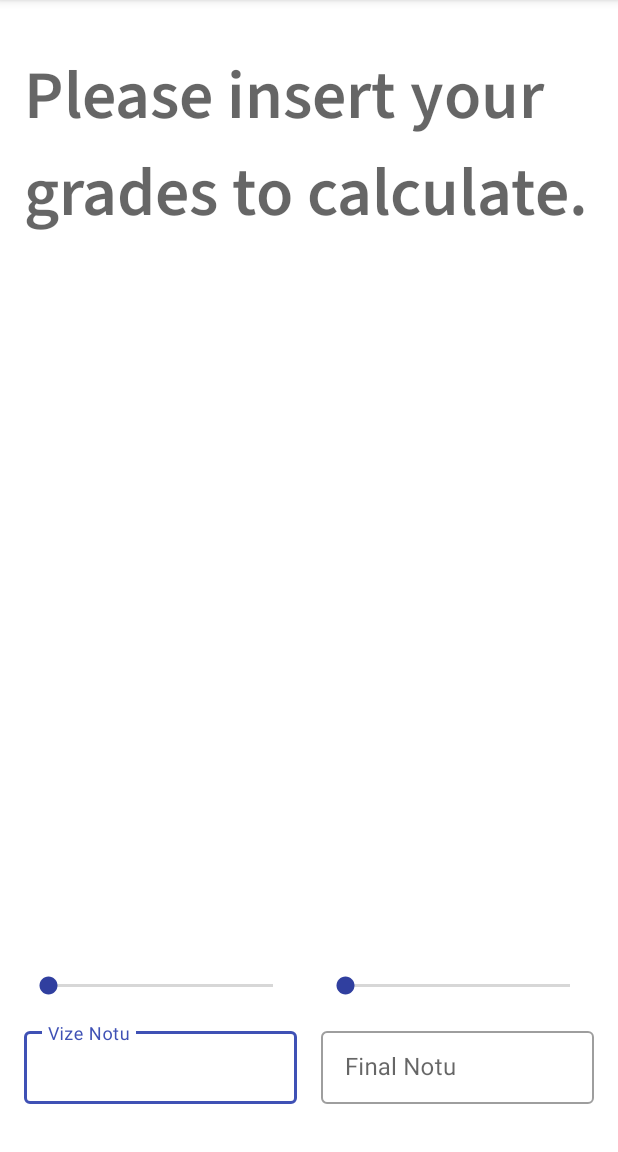
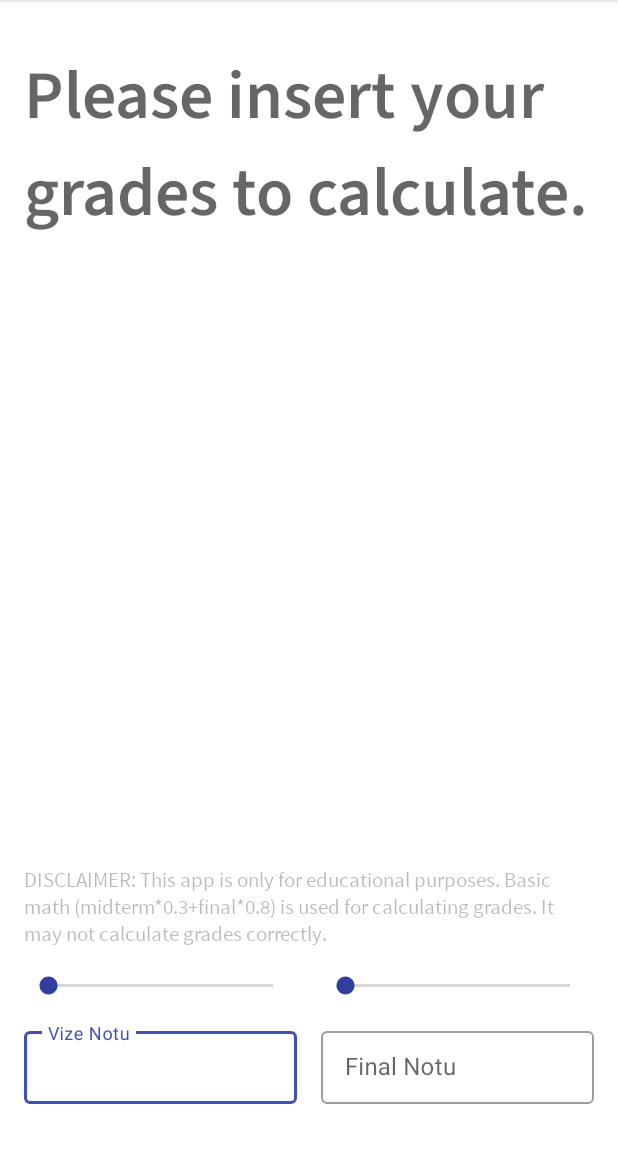
Before and after one commit to emirhalici/VizeFinalNotHesaplayici, an Android app: the screen it shows after launch (MainActivity), on a phone screen of 412 x 824 dp, the part 84-1236 px from its top. Run offline under Robolectric (Android 15) with nearby library versions, the phone set to English and light mode, and no system bars.

Commit message:
added disclaimer note to main fragment

```diff
--- a/app/src/main/res/layout/fragment_first.xml
+++ b/app/src/main/res/layout/fragment_first.xml
@@ -102,4 +102,16 @@
         app:layout_constraintHorizontal_bias="1.0"
         app:layout_constraintStart_toStartOf="@+id/til_vize" />
 
+    <TextView
+        android:id="@+id/textView"
+        android:layout_width="0dp"
+        android:layout_height="wrap_content"
+        android:layout_marginBottom="16dp"
+        android:alpha="0.5"
+        android:fontFamily="@font/source_sans_pro"
+        android:text="@string/disclaimer"
+        app:layout_constraintBottom_toTopOf="@+id/sb_vize"
+        app:layout_constraintEnd_toEndOf="@+id/sb_final"
+        app:layout_constraintStart_toStartOf="@+id/sb_vize" />
+
 </androidx.constraintlayout.widget.ConstraintLayout>
--- a/app/src/main/res/values/strings.xml
+++ b/app/src/main/res/values/strings.xml
@@ -11,4 +11,5 @@
     <string name="vizeNotu">Vize Notu</string>
     <string name="finalNotu">Final Notu</string>
     <string name="GradeOutOfBorder">Enter a grade between 0–100.</string>
+    <string name="disclaimer">DISCLAIMER: This app is only for educational purposes. Basic math (midterm*0.3+final*0.8) is used for calculating grades. It may not calculate grades correctly.</string>
 </resources>
```
Also changed, not shown: app/src/main/res/font/source_sans_pro.ttf (added).
